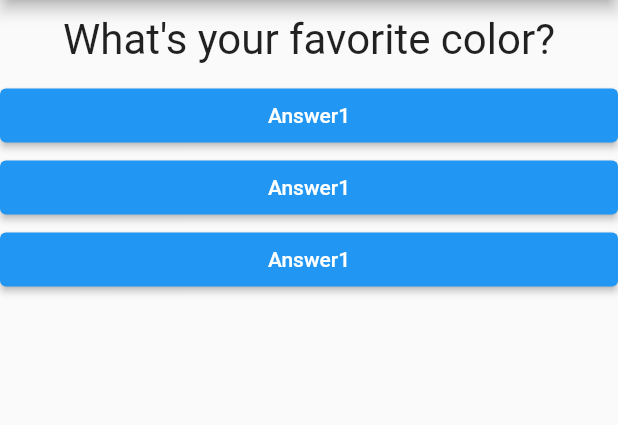
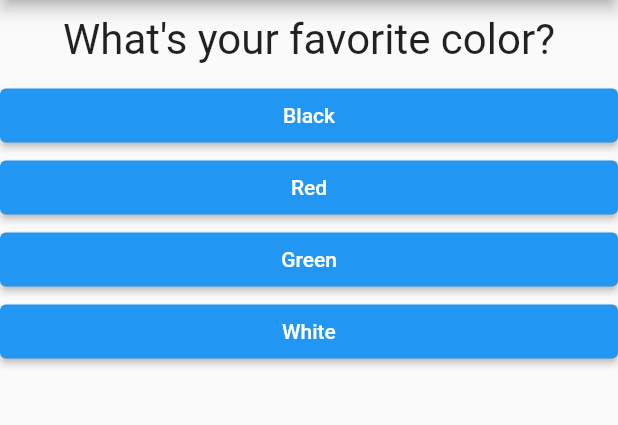
Before and after one commit to aptx113/quiz_app, a Flutter app: the screen it shows after launch, on a phone screen of 412 x 824 dp, the part 84-509 px from its top. Run offline on Flutter 3.47's test engine with Material 2 defaults, Android fonts, the phone set to English and light mode, and no system bars.

```diff
--- a/lib/answer.dart
+++ b/lib/answer.dart
@@ -3,8 +3,10 @@ import 'package:flutter/material.dart';
 class Answer extends StatelessWidget {
   const Answer({
     Key? key,
+    required this.answerText,
     required this.selectHandler,
   }) : super(key: key);
+  final String answerText;
   final VoidCallback selectHandler;
 
   @override
@@ -12,7 +14,7 @@ class Answer extends StatelessWidget {
     return Container(
       width: double.infinity,
       child: ElevatedButton(
-        child: Text('Answer1'),
+        child: Text(answerText),
         onPressed: selectHandler,
       ),
     );
--- a/lib/main.dart
+++ b/lib/main.dart
@@ -10,33 +10,56 @@ class MyApp extends StatefulWidget {
 }
 
 class _MyAppState extends State<MyApp> {
+  final List<Map<String, dynamic>> questions = const [
+    {
+      'questionText': 'What\'s your favorite color?',
+      'answer': ['Black', 'Red', 'Green', 'White']
+    },
+    {
+      'questionText': 'What\'s your favorite animal?',
+      'answer': ['Rabbit', 'Snake', 'Elephant', 'Lion']
+    },
+    {
+      'questionText': 'What\'s your favorite instructor?',
+      'answer': ['Angela', 'Jerome', 'Wayne', 'Max']
+    },
+  ];
   var _questionIndex = 0;
   void _answerQuestion() {
     setState(() {
       _questionIndex += 1;
     });
     print(_questionIndex);
+    if (_questionIndex < questions.length) {
+      print('We have more questions!');
+    } else
+      print('no more question!');
   }
 
   @override
   Widget build(BuildContext context) {
-    final question = [
-      'What\'s your favorite color?',
-      'What\'s your favorite animal?'
-    ];
     return MaterialApp(
       home: Scaffold(
           appBar: AppBar(
             title: Text('Quiz App'),
           ),
-          body: Column(
-            children: [
-              Question(questionText: question[_questionIndex]),
-              Answer(selectHandler: _answerQuestion),
-              Answer(selectHandler: _answerQuestion),
-              Answer(selectHandler: _answerQuestion)
-            ],
-          )),
+          body: _questionIndex < questions.length
+              ? Column(
+                  children: [
+                    Question(
+                        questionText: questions[_questionIndex]
+                            ['questionText']),
+                    ...(questions[_questionIndex]['answer'] as List<String>)
+                        .map((answer) => Answer(
+                              selectHandler: _answerQuestion,
+                              answerText: answer,
+                            ))
+                        .toList()
+                  ],
+                )
+              : Center(
+                  child: Text('Well done!'),
+                )),
     );
   }
 }
```
